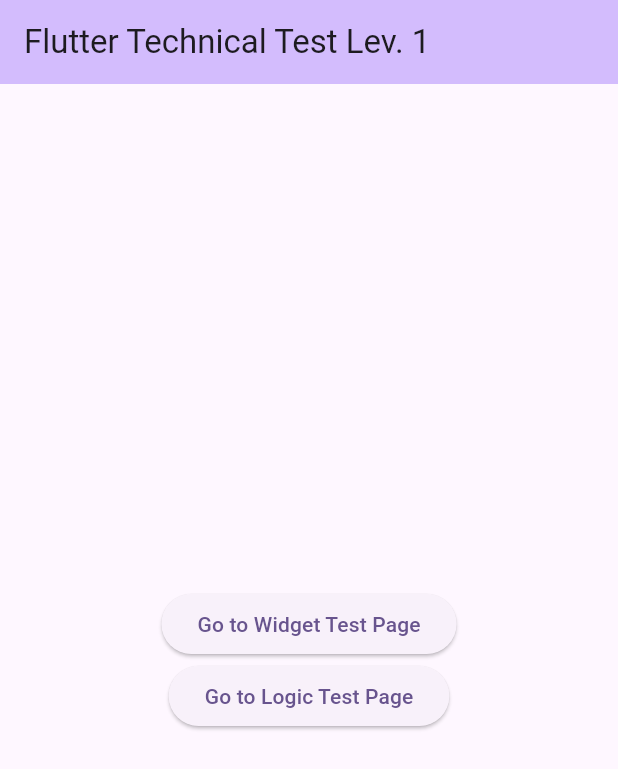
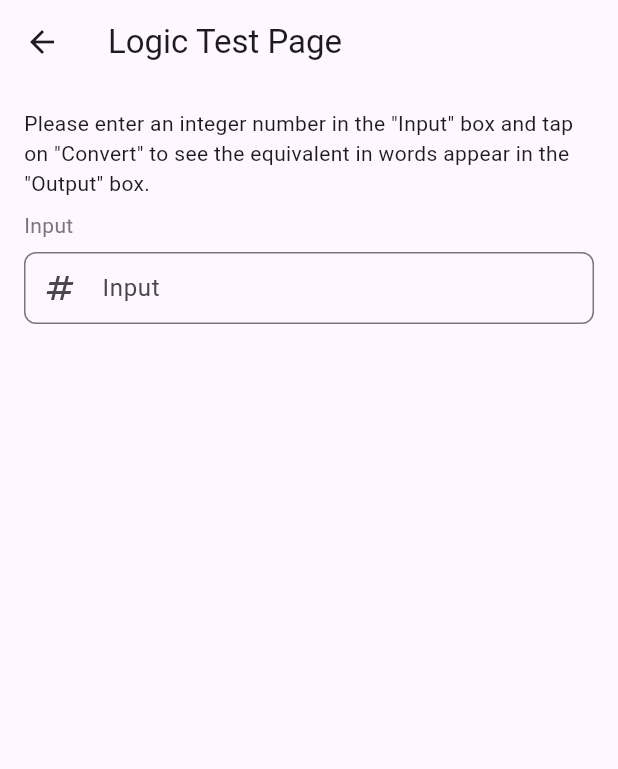
Before and after one commit to christianwico/gluon_flutter_tech_test, a Flutter app: the screen it shows after launch, after a tap on an icon or button, on a phone screen of 412 x 824 dp. Shown: the top 769 px of the screen. Run offline on Flutter 3.47's test engine with Material 2 defaults, Android fonts, the phone set to English and light mode, and no system bars.

Commit message:
Create LogicTestPage and NumberToWordConverter

```diff
--- /dev/null
+++ b/lib/features/logic_test/logic_test_page.dart
@@ -0,0 +1,52 @@
+import 'package:flutter/material.dart';
+import 'package:gluon_flutter_tech_test/resources/dimens.dart';
+import 'package:gluon_flutter_tech_test/resources/strings.dart';
+import 'package:gluon_flutter_tech_test/widgets/common_widgets.dart';
+import 'package:gluon_flutter_tech_test/widgets/custom_text_form_field.dart';
+
+class LogicTestPage extends StatefulWidget {
+  const LogicTestPage({super.key});
+
+  @override
+  State<LogicTestPage> createState() => _LogicTestPageState();
+}
+
+class _LogicTestPageState extends State<LogicTestPage> {
+  @override
+  Widget build(BuildContext context) {
+    return Scaffold(
+      appBar: AppBar(title: const Text(Strings.logicTestPageTitle)),
+      body: _buildBody(),
+    );
+  }
+
+  Widget _buildBody() {
+    return Padding(
+      padding: const EdgeInsets.all(Dimens.unit16),
+      child: Column(
+        children: [
+          const Text(Strings.logicTestPageHeader),
+          CommonWidgets.verticalSpacer(),
+          CustomTextFormField(
+            title: Strings.logicTestPageInputTitle,
+            validator: _inputFormFieldValidator,
+            keyboardType: TextInputType.number,
+            prefixIcon: const Icon(Icons.numbers),
+          ),
+        ],
+      ),
+    );
+  }
+
+  String? _inputFormFieldValidator(String? value) {
+    if (value != null && value.isNotEmpty) {
+      if (int.tryParse(value) != null) {
+        return null;
+      } else {
+        return 'Input must be numeric';
+      }
+    } else {
+      return 'Input cannot be empty';
+    }
+  }
+}
--- a/lib/features/widget_test/widget_test_page.dart
+++ b/lib/features/widget_test/widget_test_page.dart
@@ -34,6 +34,10 @@
                     title: Strings.usernameFormFieldTitle,
                     initialValue: _value,
                     validator: _usernameFormFieldValidator,
+                    prefixIcon: Icon(
+                      Icons.person,
+                      color: Theme.of(context).colorScheme.outline,
+                    ),
                   ),
                 ),
                 CommonWidgets.verticalSpacer(),
--- a/lib/main.dart
+++ b/lib/main.dart
@@ -1,4 +1,5 @@
 import 'package:flutter/material.dart';
+import 'package:gluon_flutter_tech_test/features/logic_test/logic_test_page.dart';
 import 'package:gluon_flutter_tech_test/features/widget_test/widget_test_page.dart';
 import 'package:gluon_flutter_tech_test/resources/strings.dart';
 import 'package:gluon_flutter_tech_test/resources/theme.dart';
@@ -18,7 +19,7 @@
       routes: {
         '/': (context) => const MyHomePage(title: Strings.appTitle),
         '/widget-test': (context) => const WidgetTestPage(),
-        // '/logic-test': (context) => const LogicTestPage(),
+        '/logic-test': (context) => const LogicTestPage(),
       },
     );
   }
@@ -45,7 +46,7 @@
               child: const Text('Go to ${Strings.widgetTestPageTitle}'),
             ),
             ElevatedButton(
-              onPressed: () {},
+              onPressed: () => Navigator.of(context).pushNamed('/logic-test'),
               child: const Text('Go to ${Strings.logicTestPageTitle}'),
             ),
           ],
--- a/lib/resources/strings.dart
+++ b/lib/resources/strings.dart
@@ -9,4 +9,12 @@
 
   // Action strings
   static const submit = 'Submit';
+
+  // Logic Test Page strings
+  static const logicTestPageHeader =
+      'Please enter an integer number in the "Input" box and tap on "Convert" '
+      'to see the equivalent in words appear in the "Output" box.';
+  static const logicTestPageInputTitle = 'Input';
+  static const logicTestPageOutputTitle = 'Output';
+  static const logicTestPageConvert = 'Convert';
 }
--- a/lib/widgets/custom_text_form_field.dart
+++ b/lib/widgets/custom_text_form_field.dart
@@ -8,12 +8,16 @@
     this.initialValue,
     this.validator,
     this.onSaved,
+    this.keyboardType,
+    this.prefixIcon,
   });
 
   final String? title;
   final String? initialValue;
   final String? Function(String?)? validator;
   final void Function(String?)? onSaved;
+  final TextInputType? keyboardType;
+  final Widget? prefixIcon;
 
   @override
   State<CustomTextFormField> createState() => _CustomTextFormFieldState();
@@ -65,8 +69,9 @@
 
     return TextFormField(
       key: _formKey,
+      keyboardType: widget.keyboardType,
       decoration: InputDecoration(
-        prefixIcon: Icon(Icons.person, color: outlineColor),
+        prefixIcon: widget.prefixIcon,
         hintText: widget.title,
         errorStyle: TextStyle(
           fontSize: 0.0,
```
Also changed, not shown: lib/utils/number_to_word_converter.dart (added, +129 -0 lines).
